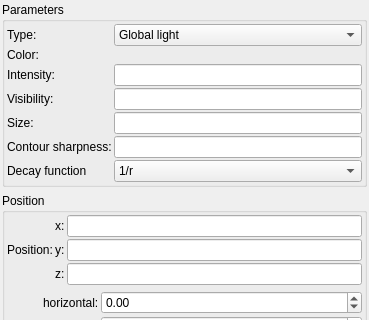
Qt form mandelbulber2/qt/light_editor.ui (buddhi1980/mandelbulber2) before a commit; both pictures show x 0 to 369 and y 0 to 320 of the 369 by 794 pixel window.
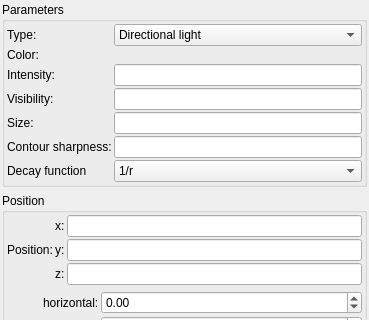
The same form after that commit. Icons and pictures are not drawn. Custom widgets are drawn as their Qt base class.

Commit message: Renamed light types

```diff
--- a/mandelbulber2/qt/light_editor.ui
+++ b/mandelbulber2/qt/light_editor.ui
@@ -123,7 +123,12 @@
          <widget class="QComboBox" name="comboBox_type">
           <item>
            <property name="text">
-            <string>Global light</string>
+            <string>Directional light</string>
+           </property>
+          </item>
+          <item>
+           <property name="text">
+            <string>Point light</string>
            </property>
           </item>
           <item>
```
Left out of the diff: 5 changed lines with no effect on the pictures. The commit also changes 12 other files.
